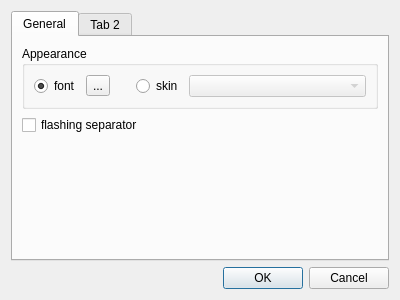
Before: the Qt Designer form src/app/settings_dialog.ui in Kolcha/DigitalClockNext, drawn with Qt 5.
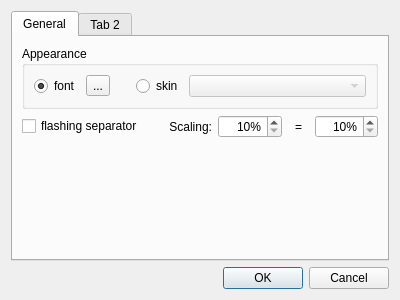
After: the same form once the commit is applied.

Commit message: window scaling support

The edit to the form file:
```diff
--- a/src/app/settings_dialog.ui
+++ b/src/app/settings_dialog.ui
@@ -87,11 +87,79 @@
         </widget>
        </item>
        <item>
-        <widget class="QCheckBox" name="is_separator_flashes">
-         <property name="text">
-          <string>flashing separator</string>
-         </property>
-        </widget>
+        <layout class="QHBoxLayout" name="horizontalLayout">
+         <item>
+          <widget class="QCheckBox" name="is_separator_flashes">
+           <property name="text">
+            <string>flashing separator</string>
+           </property>
+          </widget>
+         </item>
+         <item>
+          <widget class="QLabel" name="scaling_label">
+           <property name="text">
+            <string>Scaling:</string>
+           </property>
+           <property name="alignment">
+            <set>Qt::AlignRight|Qt::AlignTrailing|Qt::AlignVCenter</set>
+           </property>
+          </widget>
+         </item>
+         <item>
+          <widget class="QSpinBox" name="scaling_x_edit">
+           <property name="toolTip">
+            <string>horizontal scaling</string>
+           </property>
+           <property name="alignment">
+            <set>Qt::AlignRight|Qt::AlignTrailing|Qt::AlignVCenter</set>
+           </property>
+           <property name="suffix">
+            <string notr="true">%</string>
+           </property>
+           <property name="minimum">
+            <number>10</number>
+           </property>
+           <property name="maximum">
+            <number>800</number>
+           </property>
+          </widget>
+         </item>
+         <item>
+          <widget class="QToolButton" name="scaling_same_btn">
+           <property name="toolTip">
+            <string>same scaling</string>
+           </property>
+           <property name="text">
+            <string notr="true">=</string>
+           </property>
+           <property name="checkable">
+            <bool>true</bool>
+           </property>
+           <property name="autoRaise">
+            <bool>true</bool>
+           </property>
+          </widget>
+         </item>
+         <item>
+          <widget class="QSpinBox" name="scaling_y_edit">
+           <property name="toolTip">
+            <string>vertical scaling</string>
+           </property>
+           <property name="alignment">
+            <set>Qt::AlignRight|Qt::AlignTrailing|Qt::AlignVCenter</set>
+           </property>
+           <property name="suffix">
+            <string notr="true">%</string>
+           </property>
+           <property name="minimum">
+            <number>10</number>
+           </property>
+           <property name="maximum">
+            <number>800</number>
+           </property>
+          </widget>
+         </item>
+        </layout>
        </item>
        <item>
         <spacer name="verticalSpacer">
```
The commit also changes 8 other files.
